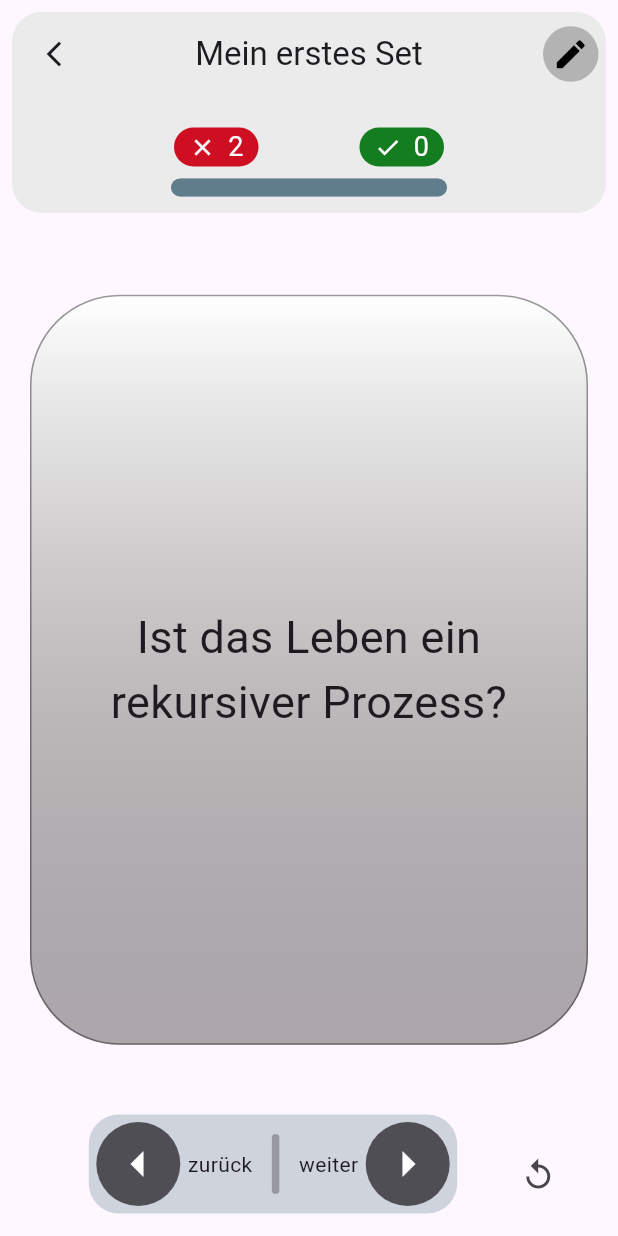
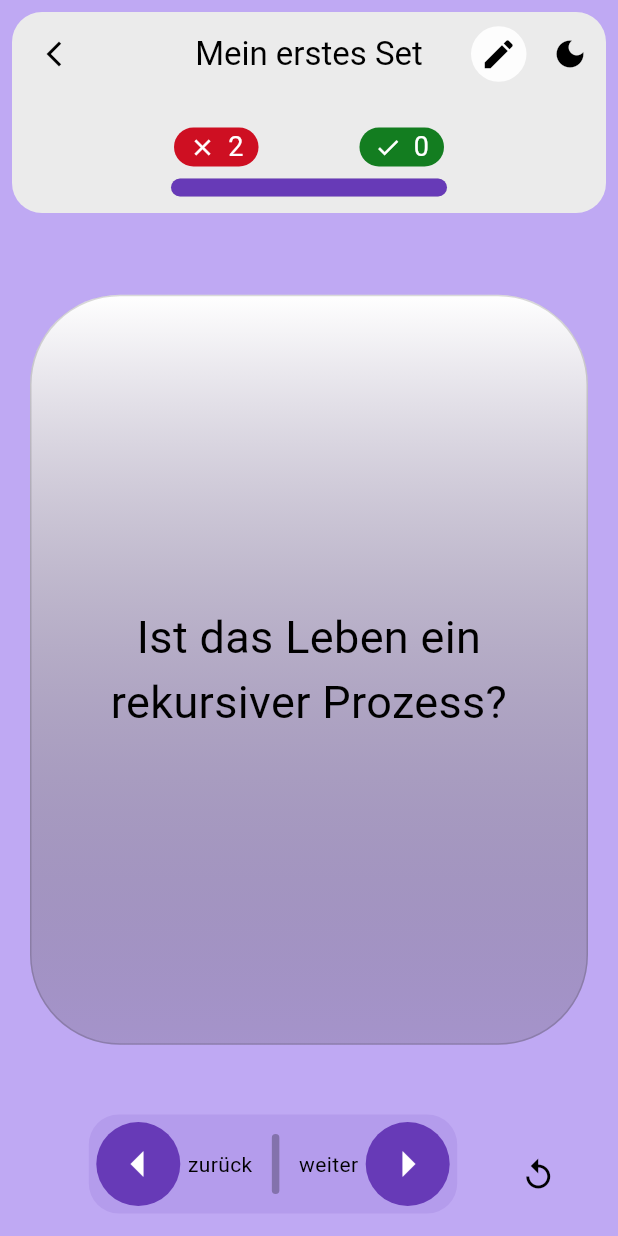
Before and after one commit to TimMet2340/Flashcards, a Flutter app: the screen it shows after launch, after a tap on "Lernen starten", on a phone screen of 412 x 824 dp. Run offline on Flutter 3.47's test engine with Material 3 defaults, Android fonts, the phone set to English and light mode, and no system bars; drawn by our look-alikes of auto_size_text; missing offline and left inert: dart:html.

Commit message:
add: light and dark theme with toggle -> theme manager to switch + app theme with preset colors

```diff
--- a/flashcards/lib/main.dart
+++ b/flashcards/lib/main.dart
@@ -1,4 +1,6 @@
 import 'package:flashcards/ui/pages/home_page.dart';
+import 'package:flashcards/theme/app_theme.dart';
+import 'package:flashcards/theme/theme_manager.dart';
 import 'package:flutter/material.dart';
 
 void main() {
@@ -11,11 +13,18 @@ class MyApp extends StatelessWidget {
   // This widget is the root of your application.
   @override
   Widget build(BuildContext context) {
-    return MaterialApp(
-      debugShowCheckedModeBanner: false,
-      title: 'Flashcards',
-      theme: ThemeData(colorScheme: .fromSeed(seedColor: Colors.deepPurple)),
-      home: const HomePage(),
+    return ValueListenableBuilder<bool>(
+      valueListenable: ThemeManager().isDarkMode,
+      builder: (context, isDark, child) {
+        return MaterialApp(
+          debugShowCheckedModeBanner: false,
+          title: 'Flashcards',
+          theme: lightTheme,
+          darkTheme: darkTheme,
+          themeMode: isDark ? ThemeMode.dark : ThemeMode.light,
+          home: const HomePage(),
+        );
+      },
     );
   }
 }
--- /dev/null
+++ b/flashcards/lib/theme/app_theme.dart
@@ -0,0 +1,61 @@
+import 'package:flutter/material.dart';
+
+// Define the app's light and dark themes here.
+final Color _lightPurple = const Color.fromARGB(255, 191, 169, 243);
+final Color _lightAppBar = const Color.fromARGB(255, 235, 235, 235);
+final Color _cardShadow = const Color.fromARGB(125, 87, 83, 83);
+final Color _markerGreen = const Color(0xff137D20);
+final Color _markerRed = const Color(0xffCE0F22);
+
+ThemeData lightTheme = ThemeData(
+  useMaterial3: true,
+  colorScheme: ColorScheme(
+    brightness: Brightness.light,
+    primary: Colors.deepPurple,
+    onPrimary: Colors.white,
+    secondary: _markerGreen,
+    onSecondary: Colors.white,
+    error: _markerRed,
+    onError: Colors.white,
+    background: _lightPurple,
+    onBackground: Colors.black,
+    surface: Colors.white,
+    onSurface: Colors.black,
+    tertiary: _lightAppBar,
+    shadow: _cardShadow,
+  ),
+  scaffoldBackgroundColor: _lightPurple,
+  appBarTheme: AppBarTheme(
+    backgroundColor: _lightAppBar,
+    foregroundColor: Colors.black,
+    elevation: 0,
+  ),
+  cardColor: Colors.white,
+);
+
+ThemeData darkTheme = ThemeData(
+  useMaterial3: true,
+  brightness: Brightness.dark,
+  colorScheme: ColorScheme(
+    brightness: Brightness.dark,
+    primary: Colors.deepPurpleAccent,
+    onPrimary: Colors.black,
+    secondary: _markerGreen,
+    onSecondary: Colors.black,
+    error: _markerRed,
+    onError: Colors.black,
+    background: Color(0xFF1B1226), // dark purple-ish
+    onBackground: Colors.white,
+    surface: Color(0xFF2A2433),
+    onSurface: Colors.white,
+    tertiary: Color(0xFF2E2A36),
+    shadow: Color(0x55222222),
+  ),
+  scaffoldBackgroundColor: Color(0xFF1B1226),
+  appBarTheme: AppBarTheme(
+    backgroundColor: Color(0xFF2E2A36),
+    foregroundColor: Colors.white,
+    elevation: 0,
+  ),
+  cardColor: Color(0xFF2A2433),
+);
--- /dev/null
+++ b/flashcards/lib/theme/theme_manager.dart
@@ -0,0 +1,15 @@
+import 'package:flutter/material.dart';
+
+class ThemeManager {
+  static final ThemeManager _instance = ThemeManager._internal();
+
+  factory ThemeManager() => _instance;
+
+  ThemeManager._internal();
+
+  final ValueNotifier<bool> isDarkMode = ValueNotifier<bool>(false);
+
+  void toggleTheme() {
+    isDarkMode.value = !isDarkMode.value;
+  }
+}
--- a/flashcards/lib/ui/pages/home_page.dart
+++ b/flashcards/lib/ui/pages/home_page.dart
@@ -23,7 +23,7 @@ class _HomePageState extends State<HomePage> {
   @override
   Widget build(BuildContext context) {
     return Scaffold(
-      backgroundColor: Color.fromARGB(255, 191, 169, 243),
+      backgroundColor: Theme.of(context).scaffoldBackgroundColor,
       body: Center(
         child: Column(
           mainAxisAlignment: MainAxisAlignment.center,
--- a/flashcards/lib/ui/pages/view_page.dart
+++ b/flashcards/lib/ui/pages/view_page.dart
@@ -2,6 +2,7 @@ import 'package:flashcards/models/flashcard_set.dart';
 import 'package:flashcards/ui/widgets/flashcard_set_widget.dart';
 import 'package:flashcards/ui/widgets/flashcard_widget.dart';
 import 'package:flashcards/ui/widgets/progress_bar.dart';
+import 'package:flashcards/theme/theme_manager.dart';
 import 'package:flutter/material.dart';
 
 class ViewPage extends StatefulWidget {
@@ -25,7 +26,7 @@ class _ViewPageState extends State<ViewPage> {
   @override
   Widget build(BuildContext context) {
     // =========================================================================
-    // conntection between logic and ui
+    // conntection between logic/backend and ui
     // =========================================================================
 
     // empty widget to connect Flashcards with scroll method for flashcard
@@ -97,12 +98,24 @@ class _ViewPageState extends State<ViewPage> {
         child: AppBar(
           title: Text(title),
           centerTitle: true,
-          backgroundColor: Color.fromARGB(255, 235, 235, 235),
+          backgroundColor: Theme.of(context).appBarTheme.backgroundColor,
           shape: RoundedRectangleBorder(
             borderRadius: BorderRadiusGeometry.all(Radius.circular(20)),
           ),
           leading: backButton(context),
-          actions: [editButton()],
+          actions: [
+            editButton(),
+            ValueListenableBuilder<bool>(
+              valueListenable: ThemeManager().isDarkMode,
+              builder: (context, isDark, child) {
+                return IconButton(
+                  tooltip: isDark ? 'Light Mode' : 'Dark Mode',
+                  onPressed: () => ThemeManager().toggleTheme(),
+                  icon: Icon(isDark ? Icons.light_mode : Icons.dark_mode),
+                );
+              },
+            ),
+          ],
           bottom: PreferredSize(
             preferredSize: const Size.fromWidth(1.0),
             child: ProgressBar(
@@ -134,7 +147,7 @@ class _ViewPageState extends State<ViewPage> {
       child: Container(
         decoration: BoxDecoration(
           shape: BoxShape.circle,
-          color: Color.fromARGB(227, 172, 172, 172),
+          color: Theme.of(context).colorScheme.surface.withOpacity(0.9),
         ),
         padding: EdgeInsets.all(6.0),
         margin: EdgeInsets.all(5.0),
@@ -152,7 +165,7 @@ class _ViewPageState extends State<ViewPage> {
         padding: EdgeInsets.all(5.0),
         decoration: BoxDecoration(
           borderRadius: BorderRadius.circular(20),
-          color: const Color.fromARGB(76, 96, 125, 139),
+          color: Theme.of(context).colorScheme.primary.withOpacity(0.12),
         ),
         child: Row(
           mainAxisSize: MainAxisSize.min,
@@ -195,15 +208,15 @@ class _ViewPageState extends State<ViewPage> {
           Set<WidgetState> states,
         ) {
           if (states.contains(WidgetState.pressed)) {
-            return Colors.black;
+            return Theme.of(context).colorScheme.primary.withOpacity(0.9);
           }
-          return Color(0xff4F4E55);
+          return Theme.of(context).colorScheme.primary;
         }),
       ),
       onPressed: () =>
           next ? cardSetWidget.nextCard() : cardSetWidget.previousCard(),
       icon: next ? Icon(Icons.arrow_right) : Icon(Icons.arrow_left),
-      color: Colors.white,
+      color: Theme.of(context).colorScheme.onPrimary,
       iconSize: 40.0,
     );
   }
--- a/flashcards/lib/ui/widgets/flashcard_widget.dart
+++ b/flashcards/lib/ui/widgets/flashcard_widget.dart
@@ -49,9 +49,19 @@ class _FlashcardWidgetState extends State<FlashcardWidget>
             height: 50.0,
             width: 50.0,
             decoration: BoxDecoration(
-              color: _rememberedState ? Color(0xff137D20) : Color(0xffCE0F22),
+              color: _rememberedState
+                  ? Theme.of(context).colorScheme.secondary
+                  : Theme.of(context).colorScheme.error,
             ),
-            child: _rememberedState ? Icon(Icons.check) : Icon(Icons.close),
+            child: _rememberedState
+                ? Icon(
+                    Icons.check,
+                    color: Theme.of(context).colorScheme.onSecondary,
+                  )
+                : Icon(
+                    Icons.close,
+                    color: Theme.of(context).colorScheme.onError,
+                  ),
           ),
         ),
         cardDrag(),
@@ -155,10 +165,14 @@ class _FlashcardWidgetState extends State<FlashcardWidget>
           // TODO sized box
           margin: EdgeInsets.all(20.0),
           decoration: BoxDecoration(
-            // boxShadow: List.filled(length, fill),
-            border: Border.all(color: const Color.fromARGB(101, 0, 0, 0)),
+            border: Border.all(
+              color: Theme.of(context).colorScheme.onSurface.withOpacity(0.15),
+            ),
             gradient: LinearGradient(
-              colors: [Colors.white, Color.fromARGB(125, 87, 83, 83)],
+              colors: [
+                Theme.of(context).cardColor,
+                Theme.of(context).colorScheme.shadow.withOpacity(0.25),
+              ],
               begin: Alignment.topCenter,
               end: Alignment.bottomCenter,
             ),
--- a/flashcards/lib/ui/widgets/progress_bar.dart
+++ b/flashcards/lib/ui/widgets/progress_bar.dart
@@ -35,11 +35,11 @@ class ProgressBar extends StatelessWidget {
                   Row(
                     mainAxisAlignment: MainAxisAlignment.spaceBetween,
                     children: [
-                      marker(false, unrememberedAmount),
-                      marker(true, rememberedAmount),
+                      marker(context, false, unrememberedAmount),
+                      marker(context, true, rememberedAmount),
                     ],
                   ),
-                  line(width, progress),
+                  line(context, width, progress),
                 ],
               ),
             );
@@ -48,9 +48,9 @@ class ProgressBar extends StatelessWidget {
               spacing: 7.0,
               mainAxisAlignment: MainAxisAlignment.center,
               children: [
-                marker(false, 6),
-                line(width, progress),
-                marker(true, 9),
+                marker(context, false, 6),
+                line(context, width, progress),
+                marker(context, true, 9),
               ],
             );
           }
@@ -59,7 +59,7 @@ class ProgressBar extends StatelessWidget {
     );
   }
 
-  Padding line(double width, double progress) {
+  Padding line(BuildContext context, double width, double progress) {
     return Padding(
       padding: const EdgeInsets.all(3.0),
       child: Stack(
@@ -68,7 +68,7 @@ class ProgressBar extends StatelessWidget {
             height: 12,
             width: width,
             decoration: BoxDecoration(
-              color: const Color.fromARGB(115, 96, 125, 139),
+              color: Theme.of(context).colorScheme.onSurface.withOpacity(0.12),
               borderRadius: BorderRadius.circular(10),
             ),
           ),
@@ -77,7 +77,7 @@ class ProgressBar extends StatelessWidget {
             width: width * progress,
             height: 12,
             decoration: BoxDecoration(
-              color: Colors.blueGrey,
+              color: Theme.of(context).colorScheme.primary,
               borderRadius: BorderRadius.circular(10),
             ),
           ),
@@ -86,11 +86,13 @@ class ProgressBar extends StatelessWidget {
     );
   }
 
-  Container marker(bool remembered, int amount) {
+  Container marker(BuildContext context, bool remembered, int amount) {
     return Container(
       decoration: BoxDecoration(
         borderRadius: BorderRadius.circular(15),
-        color: remembered ? Color(0xff137D20) : Color(0xffCE0F22),
+        color: remembered
+            ? Theme.of(context).colorScheme.secondary
+            : Theme.of(context).colorScheme.error,
       ),
       padding: EdgeInsets.only(left: 10.0, right: 10.0),
       margin: EdgeInsets.all(5.0),
@@ -101,11 +103,14 @@ class ProgressBar extends StatelessWidget {
           Icon(
             remembered ? Icons.check : Icons.close,
             size: 18.0,
-            color: Colors.white,
+            color: Theme.of(context).colorScheme.onSecondary,
           ),
           Text(
             amount.toString(),
-            style: TextStyle(fontSize: 18, color: Colors.white),
+            style: TextStyle(
+              fontSize: 18,
+              color: Theme.of(context).colorScheme.onSecondary,
+            ),
           ),
         ],
       ),
```
Also changed, not shown: 1 other file.
